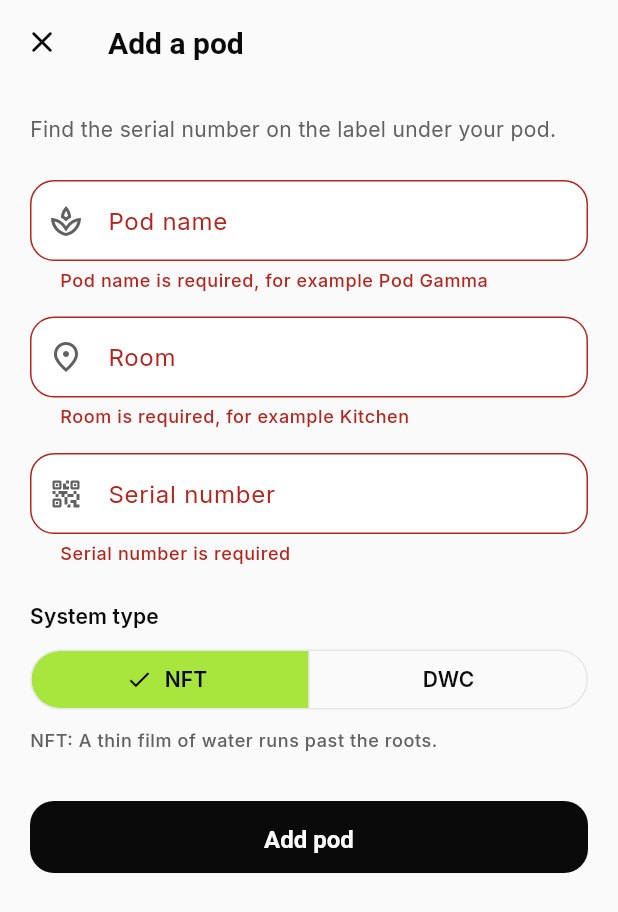
After one commit to sameera-ekanayaka/AquaGrow_Connect, a Flutter app: the AddPodScreen screen opened directly, after a tap on "Add pod", on a phone screen of 412 x 824 dp. The commit adds this screen. Shown: the top 912 px of the screen. Run offline on Flutter 3.47's test engine with Material 3 defaults, Android fonts, the phone set to English and light mode, and no system bars; our stand-ins replace connectivity_plus, fl_chart, flutter_local_notifications, flutter_riverpod, flutter_secure_storage, geolocator and 7 more; accounts and stored records are empty.

Commit message:
feat(crops): add a pod from My Pods
Replaces the Coming soon dialog with the Add a pod form from Figma: name,
room, serial number and NFT or DWC. The empty My Pods screen gets the
button too, so a new user can add their first pod. A used serial number
shows under its field; the new pod is selected and confirmed with a
snackbar.

```diff
--- /dev/null
+++ b/lib/features/crops/domain/new_pod_rules.dart
@@ -0,0 +1,39 @@
+/// Field rules for the Add a pod form. Pure Dart, so they are unit tested.
+///
+/// Each function returns an error message to show under the field, or null
+/// when the value is fine.
+abstract final class NewPodRules {
+  /// Longest pod name or room, so it fits on the pod picker and cards.
+  static const maxNameLength = 30;
+
+  /// Pod name: required, at most [maxNameLength] characters.
+  static String? name(String? value) =>
+      _text(value, field: 'Pod name', example: 'Pod Gamma');
+
+  /// Room: required, at most [maxNameLength] characters.
+  static String? room(String? value) =>
+      _text(value, field: 'Room', example: 'Kitchen');
+
+  /// Serial number from the pod's label: 4 to 40 letters, digits or dashes.
+  static String? serialNumber(String? value) {
+    final v = value?.trim() ?? '';
+    if (v.isEmpty) return 'Serial number is required';
+    if (!RegExp(r'^[A-Za-z0-9-]{4,40}$').hasMatch(v)) {
+      return 'Use 4 to 40 letters, numbers or dashes, as on the label';
+    }
+    return null;
+  }
+
+  static String? _text(
+    String? value, {
+    required String field,
+    required String example,
+  }) {
+    final v = value?.trim() ?? '';
+    if (v.isEmpty) return '$field is required, for example $example';
+    if (v.length > maxNameLength) {
+      return 'Keep it to $maxNameLength characters or fewer';
+    }
+    return null;
+  }
+}
--- /dev/null
+++ b/lib/features/crops/presentation/add_pod_screen.dart
@@ -0,0 +1,202 @@
+import 'package:aquagrow_mobile/core/errors/app_failure.dart';
+import 'package:aquagrow_mobile/core/logging/app_logger.dart';
+import 'package:aquagrow_mobile/core/models/new_pod.dart';
+import 'package:aquagrow_mobile/core/models/pod.dart';
+import 'package:aquagrow_mobile/core/theme/app_tokens.dart';
+import 'package:aquagrow_mobile/data/data_providers.dart';
+import 'package:aquagrow_mobile/features/crops/domain/new_pod_rules.dart';
+import 'package:flutter/material.dart';
+import 'package:flutter_riverpod/flutter_riverpod.dart';
+
+const _log = AppLogger('crops');
+
+/// Opens [AddPodScreen] full screen. Completes with the new pod, or null if
+/// the user closed it.
+Future<Pod?> showAddPodScreen(BuildContext context) {
+  return showDialog<Pod>(
+    context: context,
+    useSafeArea: false,
+    builder: (_) => const Dialog.fullscreen(child: AddPodScreen()),
+  );
+}
+
+/// "Add a pod" from Figma: name, room, serial number and system type.
+///
+/// Saves through `podRepositoryProvider`, so it works in simulation mode
+/// (the pod lasts for the session) and live mode (a Supabase `devices` row).
+/// The new pod becomes the selected pod. Adding is not risky and can be
+/// undone, so there is no confirm dialog.
+class AddPodScreen extends ConsumerStatefulWidget {
+  /// Creates the Add a pod form.
+  const AddPodScreen({super.key});
+
+  @override
+  ConsumerState<AddPodScreen> createState() => _AddPodScreenState();
+}
+
+class _AddPodScreenState extends ConsumerState<AddPodScreen> {
+  final _formKey = GlobalKey<FormState>();
+  final _name = TextEditingController();
+  final _room = TextEditingController();
+  final _serial = TextEditingController();
+  PodSystemType _type = PodSystemType.nft;
+  bool _busy = false;
+
+  /// "Already registered", from the repository, shown under the serial field.
+  String? _serialTaken;
+
+  /// Any other failure, shown above the button.
+  String? _error;
+
+  @override
+  void dispose() {
+    _name.dispose();
+    _room.dispose();
+    _serial.dispose();
+    super.dispose();
+  }
+
+  Future<void> _submit() async {
+    setState(() {
+      _serialTaken = null;
+      _error = null;
+    });
+    if (!(_formKey.currentState?.validate() ?? false)) return;
+
+    setState(() => _busy = true);
+    try {
+      final pod = await ref.read(podRepositoryProvider).addPod(
+            NewPod(
+              name: _name.text,
+              room: _room.text,
+              serialNumber: _serial.text,
+              systemType: _type,
+            ),
+          );
+      ref.read(selectedPodIdProvider.notifier).state = pod.id;
+      // Live mode: read the list again in case realtime is slow.
+      ref.invalidate(podsProvider);
+      if (mounted) Navigator.of(context).pop(pod);
+    } on ValidationFailure catch (e) {
+      setState(() => _serialTaken = e.message);
+      _formKey.currentState?.validate();
+    } on AppFailure catch (e) {
+      _log.warning('Add pod failed: ${e.message}');
+      setState(() => _error = e.message);
+    } finally {
+      if (mounted) setState(() => _busy = false);
+    }
+  }
+
+  @override
+  Widget build(BuildContext context) {
+    final c = context.ag;
+    final text = Theme.of(context).textTheme;
+
+    return Scaffold(
+      appBar: AppBar(
+        leading: IconButton(
+          icon: const Icon(Icons.close_rounded),
+          tooltip: 'Close',
+          onPressed: _busy ? null : () => Navigator.of(context).pop(),
+        ),
+        title: const Text('Add a pod'),
+      ),
+      body: SafeArea(
+        child: Form(
+          key: _formKey,
+          child: ListView(
+            padding: const EdgeInsets.all(AgSpace.screen),
+            children: [
+              Text(
+                'Find the serial number on the label under your pod.',
+                style: text.bodyMedium?.copyWith(color: c.textSecondary),
+              ),
+              const SizedBox(height: AgSpace.s24),
+              TextFormField(
+                key: const Key('add-pod-name'),
+                controller: _name,
+                enabled: !_busy,
+                textCapitalization: TextCapitalization.words,
+                textInputAction: TextInputAction.next,
+                decoration: const InputDecoration(
+                  labelText: 'Pod name',
+                  helperText: 'Shown on Home and My Pods.',
+                  prefixIcon: Icon(Icons.spa_outlined),
+                ),
+                validator: NewPodRules.name,
+              ),
+              const SizedBox(height: AgSpace.s16),
+              TextFormField(
+                key: const Key('add-pod-room'),
+                controller: _room,
+                enabled: !_busy,
+                textCapitalization: TextCapitalization.words,
+                textInputAction: TextInputAction.next,
+                decoration: const InputDecoration(
+                  labelText: 'Room',
+                  helperText: 'Where the pod sits, for example Kitchen.',
+                  prefixIcon: Icon(Icons.place_outlined),
+                ),
+                validator: NewPodRules.room,
+              ),
+              const SizedBox(height: AgSpace.s16),
+              TextFormField(
+                key: const Key('add-pod-serial'),
+                controller: _serial,
+                enabled: !_busy,
+                textCapitalization: TextCapitalization.characters,
+                textInputAction: TextInputAction.done,
+                onChanged: (_) {
+                  if (_serialTaken != null) setState(() => _serialTaken = null);
+                },
+                onFieldSubmitted: (_) => _submit(),
+                decoration: const InputDecoration(
+                  labelText: 'Serial number',
+                  helperText: 'On the label under the pod.',
+                  prefixIcon: Icon(Icons.qr_code_2_rounded),
+                ),
+                validator: (v) => NewPodRules.serialNumber(v) ?? _serialTaken,
+              ),
+              const SizedBox(height: AgSpace.s24),
+              Text('System type', style: text.labelLarge),
+              const SizedBox(height: AgSpace.s8),
+              SegmentedButton<PodSystemType>(
+                segments: [
+                  for (final t in PodSystemType.values)
+                    ButtonSegment(value: t, label: Text(t.code)),
+                ],
+                selected: {_type},
+                onSelectionChanged:
+                    _busy ? null : (s) => setState(() => _type = s.first),
+              ),
+              const SizedBox(height: AgSpace.s8),
+              Text(
+                '${_type.code}: ${_type.description}',
+                style: text.bodySmall,
+              ),
+              const SizedBox(height: AgSpace.s32),
+              if (_error != null) ...[
+                Text(
+                  _error!,
+                  style: text.bodyMedium?.copyWith(color: c.critical),
+                ),
+                const SizedBox(height: AgSpace.s12),
+              ],
+              FilledButton(
+                key: const Key('add-pod-submit'),
+                onPressed: _busy ? null : _submit,
+                child: _busy
+                    ? const SizedBox.square(
+                        dimension: AgSpace.s20,
+                        child: CircularProgressIndicator(strokeWidth: 2),
+                      )
+                    : const Text('Add pod'),
+              ),
+            ],
+          ),
+        ),
+      ),
+    );
+  }
+}
```
Also changed, not shown: lib/features/crops/presentation/crops_screen.dart (+15 -20 lines), 2 other files.
